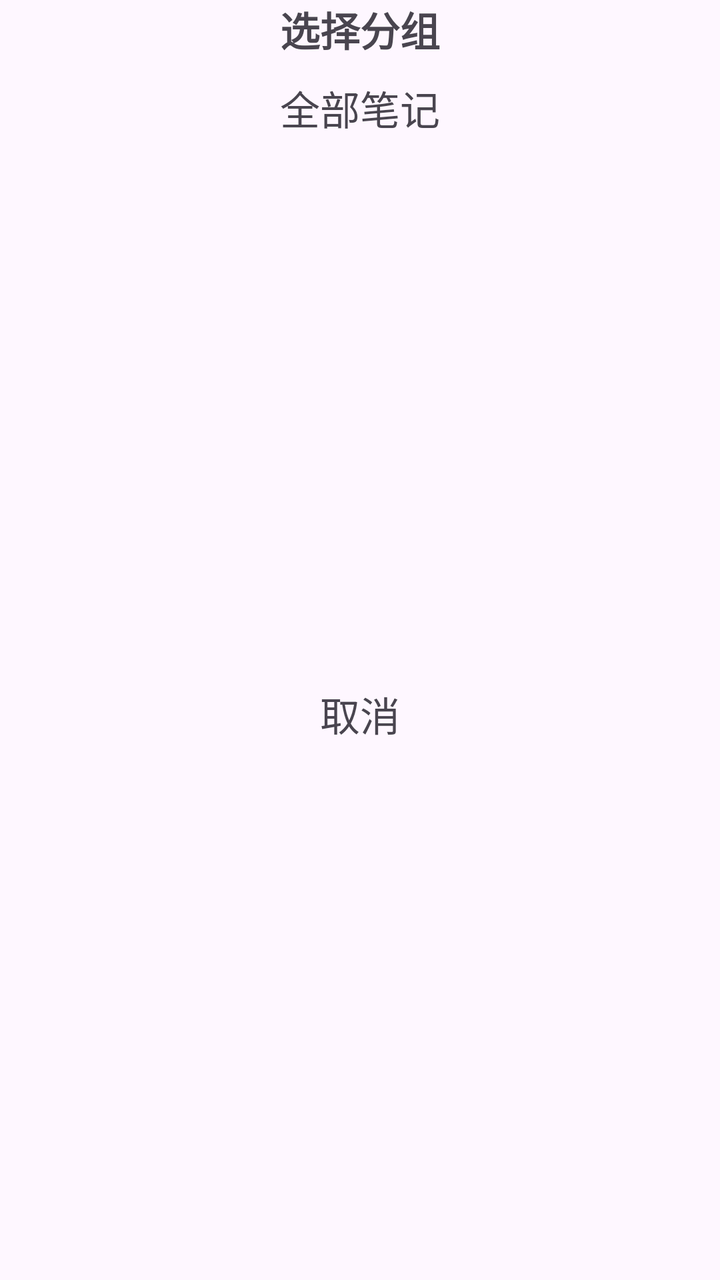
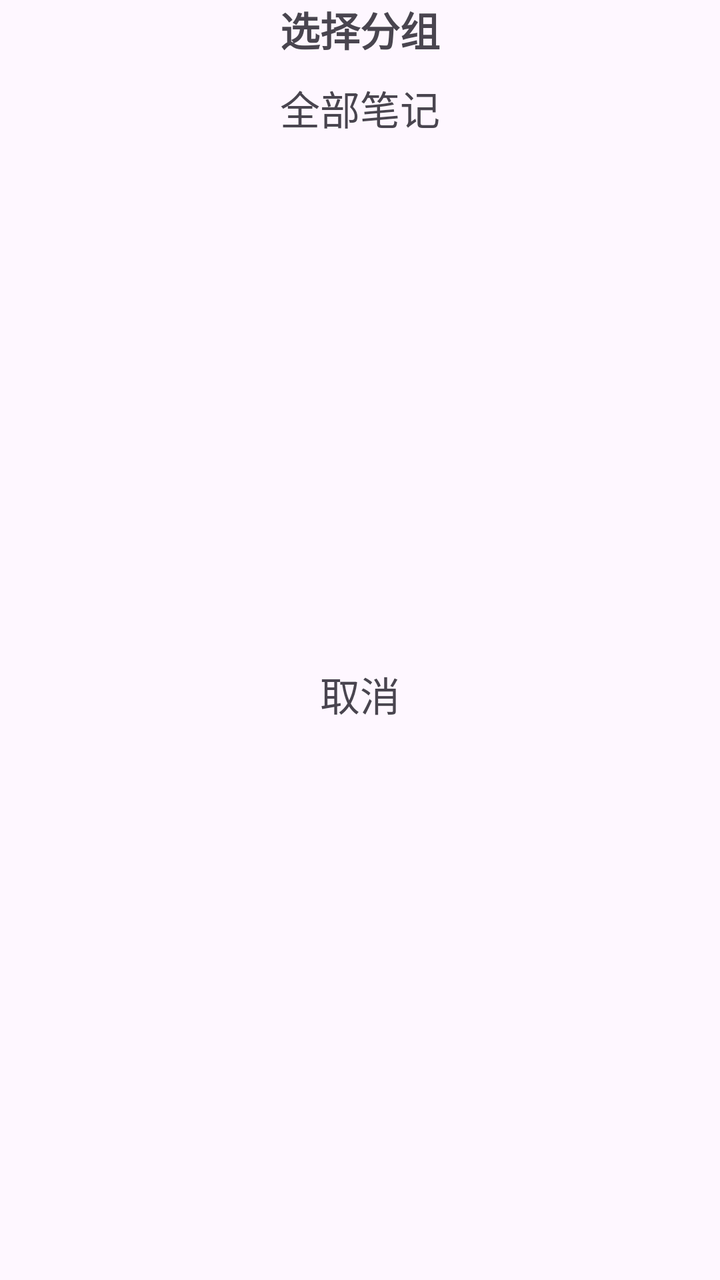

An Android layout rendered at two revisions. The XML below is the earlier revision; the diff shows what the commit changed to produce the second picture.
<!-- AndroidManifest.xml: application theme Theme.ExamProject -->
<!-- res/layout/bottom_dialog_group.xml -->
<?xml version="1.0" encoding="utf-8"?>
<androidx.constraintlayout.widget.ConstraintLayout xmlns:android="http://schemas.android.com/apk/res/android"
    android:layout_width="match_parent"
    android:layout_height="150dp"
    xmlns:app="http://schemas.android.com/apk/res-auto">

    <TextView
        android:id="@+id/bottom_dialog_group_title"
        android:layout_width="match_parent"
        android:layout_height="wrap_content"
        app:layout_constraintTop_toTopOf="parent"
        android:text="@string/choose_group"
        android:gravity="center"
        android:textStyle="bold"
        android:textSize="20sp"/>

    <androidx.recyclerview.widget.RecyclerView
        android:id="@+id/bottom_dialog_group_rv"
        android:layout_marginTop="5dp"
        app:layout_constraintTop_toBottomOf="@id/bottom_dialog_group_title"
        android:layout_width="match_parent"
        android:layout_height="wrap_content"
        android:minHeight="0dp"/>

    <TextView
        android:id="@+id/bottom_dialog_group_all_notes"
        android:layout_width="match_parent"
        android:layout_height="wrap_content"
        android:layout_marginTop="5dp"
        app:layout_constraintTop_toBottomOf="@id/bottom_dialog_group_rv"
        android:text="@string/all_notes"
        android:gravity="center"
        android:textSize="20sp"/>

    <TextView
        android:id="@+id/bottom_dialog_group_cancel"
        android:layout_width="match_parent"
        android:layout_height="40dp"
        android:layout_marginTop="5dp"
        android:gravity="center"
        android:text="@string/cancel"
        android:textSize="20sp"
        app:layout_constraintBottom_toBottomOf="parent"
        app:layout_constraintTop_toBottomOf="@id/bottom_dialog_group_all_notes" />

</androidx.constraintlayout.widget.ConstraintLayout>
<!-- resources referenced by this layout -->
<resources>
  <string name="all_notes">全部笔记</string>
  <string name="cancel">取消</string>
  <string name="choose_group">选择分组</string>
  <style name="Theme.ExamProject" parent="Base.Theme.ExamProject" />
  <style name="Base.Theme.ExamProject" parent="Theme.Material3.DayNight.NoActionBar">
          
          
      </style>
</resources>

<!-- the commit's change to res/layout/bottom_dialog_group.xml (unified diff, before → after) -->
@@ -1,7 +1,7 @@
 <?xml version="1.0" encoding="utf-8"?>
 <androidx.constraintlayout.widget.ConstraintLayout xmlns:android="http://schemas.android.com/apk/res/android"
     android:layout_width="match_parent"
-    android:layout_height="150dp"
+    android:layout_height="wrap_content"
     xmlns:app="http://schemas.android.com/apk/res-auto">
 
     <TextView
@@ -40,6 +40,7 @@
         android:gravity="center"
         android:text="@string/cancel"
         android:textSize="20sp"
+        android:layout_marginBottom="20dp"
         app:layout_constraintBottom_toBottomOf="parent"
         app:layout_constraintTop_toBottomOf="@id/bottom_dialog_group_all_notes" />
 
